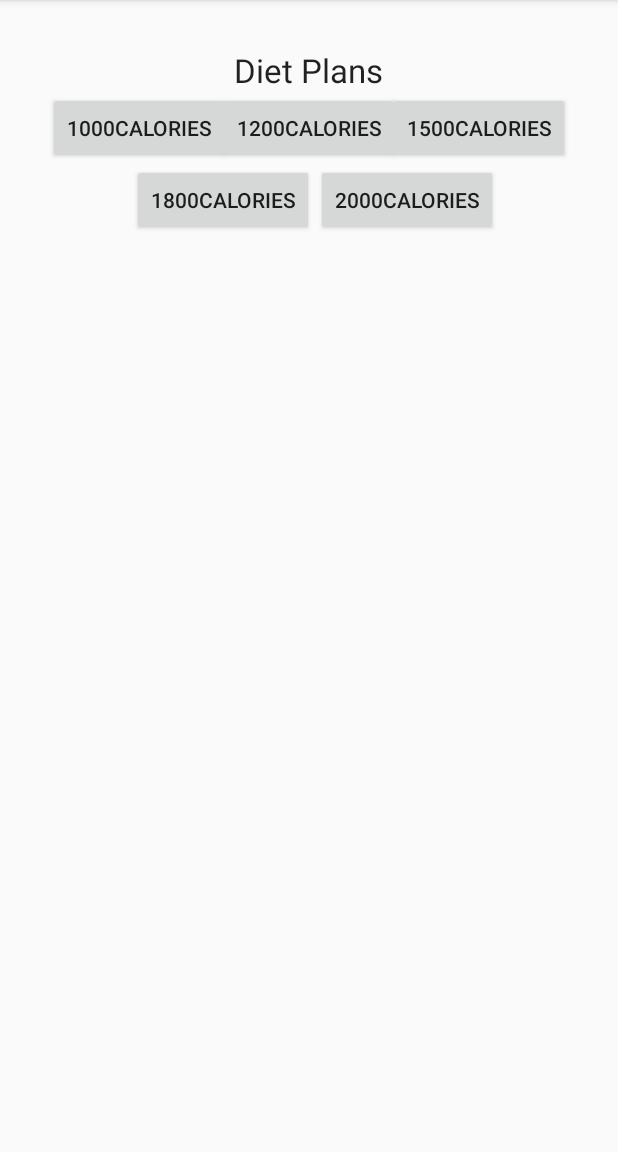
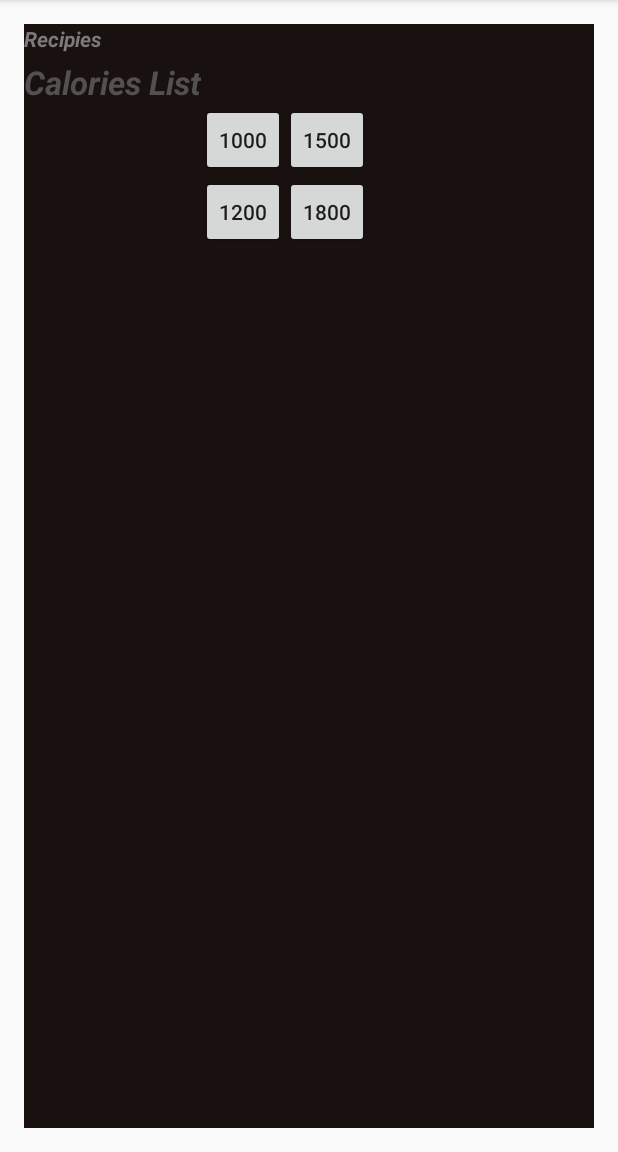
Before and after one commit to ChadFunckes/FitnessApplication, an Android app: the screen it shows after launch (MainActivity), in the side drawer, after a tap on "Recipies", on a phone screen of 412 x 824 dp, the part 84-1236 px from its top. Run offline under Robolectric (Android 15) with nearby library versions, the phone set to English and light mode, and no system bars.

Commit message:
Recipies and BMI almost done :)

```diff
--- a/app/src/main/java/ismgapps/fitnessapplication/MainActivity.java
+++ b/app/src/main/java/ismgapps/fitnessapplication/MainActivity.java
@@ -167,4 +167,5 @@ public class MainActivity extends AppCompatActivity
     public void onFragmentInteraction(Uri uri) {
 
     }
+
 }
--- a/app/src/main/java/ismgapps/fitnessapplication/Recipies.java
+++ b/app/src/main/java/ismgapps/fitnessapplication/Recipies.java
@@ -11,8 +11,8 @@ import android.widget.Button;
 import android.widget.ImageView;
 
 public class Recipies extends Fragment {
-    Button b1000,b1200,b1500;
-    ImageView jpg1000,jpg1200,jpg1500;
+    Button b1000,b1200,b1500,b1800;
+    ImageView jpg1000,jpg1200,jpg1500,jpg1800;
 
     private OnFragmentInteractionListener mListener;
 
@@ -29,44 +29,56 @@ public class Recipies extends Fragment {
         cal1000();
         cal1200();
         cal1500();
+        cal1800();
     }
 
     public void cal1000(){
         jpg1000 = (ImageView) getView().findViewById(R.id.imageView3);
-        b1000 = (Button) getView().findViewById(R.id.button2);
+        b1000 = (Button) getView().findViewById(R.id.button1000);
         b1000.setOnClickListener(new View.OnClickListener() {
             @Override
             public void onClick(View v) {
                 jpg1000.setImageResource(R.drawable.p1000);
-                jpg1000.setScaleType(ImageView.ScaleType.CENTER);
+                jpg1000.setScaleType(ImageView.ScaleType.FIT_END);
             }
         });
     }
 
     public void cal1200(){
         jpg1200 = (ImageView) getView().findViewById(R.id.imageView3);
-        b1200 = (Button) getView().findViewById(R.id.button3);
+        b1200 = (Button) getView().findViewById(R.id.button1200);
         b1200.setOnClickListener(new View.OnClickListener() {
             @Override
             public void onClick(View v) {
                 jpg1200.setImageResource(R.drawable.p1200);
-                jpg1200.setScaleType(ImageView.ScaleType.CENTER);
+                jpg1200.setScaleType(ImageView.ScaleType.FIT_END);
             }
         });
     }
 
     public void cal1500(){
         jpg1500 = (ImageView) getView().findViewById(R.id.imageView3);
-        b1500 = (Button) getView().findViewById(R.id.button4);
+        b1500 = (Button) getView().findViewById(R.id.button1500);
         b1500.setOnClickListener(new View.OnClickListener() {
             @Override
             public void onClick(View v) {
                 jpg1500.setImageResource(R.drawable.p1500);
-                jpg1500.setScaleType(ImageView.ScaleType.CENTER);
+                jpg1500.setScaleType(ImageView.ScaleType.FIT_END);
             }
         });
     }
 
+    public void cal1800(){
+        jpg1800 = (ImageView) getView().findViewById(R.id.imageView3);
+        b1800 = (Button) getView().findViewById(R.id.button1800);
+        b1800.setOnClickListener(new View.OnClickListener() {
+            @Override
+            public void onClick(View v) {
+                jpg1800.setImageResource(R.drawable.p1800);
+                jpg1800.setScaleType(ImageView.ScaleType.FIT_END);
+            }
+        });
+    }
     @Override
     public void onAttach(Activity activity) {
         super.onAttach(activity);
@@ -77,6 +89,7 @@ public class Recipies extends Fragment {
                     + " must implement OnFragmentInteractionListener");
         }
     }
+
 
     @Override
     public void onDetach() {
--- a/app/src/main/res/layout/activity_main.xml
+++ b/app/src/main/res/layout/activity_main.xml
@@ -25,7 +25,25 @@
 
         </android.support.design.widget.AppBarLayout>
 
-        <include layout="@layout/content_main" />
+        <RelativeLayout
+            android:layout_width="match_parent"
+            android:layout_height="match_parent"
+            android:paddingLeft="@dimen/activity_horizontal_margin"
+            android:paddingRight="@dimen/activity_horizontal_margin"
+            android:paddingTop="@dimen/activity_vertical_margin"
+            android:paddingBottom="@dimen/activity_vertical_margin"
+            app:layout_behavior="@string/appbar_scrolling_view_behavior"
+            tools:showIn="@layout/app_bar_main"
+            tools:context=".MainActivity">
+
+            <!-- This is the main frame section to change all the parts in!-->
+            <FrameLayout
+                android:id="@+id/mainFrame"
+                android:layout_width="fill_parent"
+                android:layout_height="fill_parent"></FrameLayout>
+
+
+        </RelativeLayout>
 
         <!-- floating action bar commented out
     <android.support.design.widget.FloatingActionButton android:id="@+id/fab"
--- a/app/src/main/res/layout/fragment_recipies.xml
+++ b/app/src/main/res/layout/fragment_recipies.xml
@@ -1,89 +1,71 @@
-<?xml version="1.0" encoding="utf-8"?>
-<FrameLayout xmlns:android="http://schemas.android.com/apk/res/android"
+<RelativeLayout xmlns:android="http://schemas.android.com/apk/res/android"
     xmlns:tools="http://schemas.android.com/tools" android:layout_width="match_parent"
-    android:layout_height="match_parent" tools:context="ismgapps.fitnessapplication.Recipies">
+    android:layout_height="match_parent" tools:context="ismgapps.fitnessapplication.Recipies"
+    android:background="#191010">
 
-    <!-- From Chad:  I took this section out, because I don't have the resource that is being
-     referenced here, so I don't know what it supposed to be...
+    <!-- TODO: Update blank fragment layout -->
+    <TextView android:layout_width="match_parent" android:layout_height="match_parent"
+        android:text="Recipies "
+        android:editable="true"
+        android:layout_marginLeft="0dp"
+        android:layout_alignParentTop="true"
+        android:textStyle="bold|italic"
+        android:textColor="#7c7a7a" />
 
-    android:background="@drawable/diet" I don't know what this is trying to reference?
+    <Button
+        style="?android:attr/buttonStyleSmall"
+        android:layout_width="wrap_content"
+        android:layout_height="wrap_content"
+        android:text="1000"
+        android:id="@+id/button1000"
+        android:layout_below="@+id/textView5"
+        android:layout_toEndOf="@+id/textView5" />
 
-    -->
+    <Button
+        style="?android:attr/buttonStyleSmall"
+        android:layout_width="wrap_content"
+        android:layout_height="wrap_content"
+        android:text="1200"
+        android:id="@+id/button1200"
+        android:layout_below="@+id/button1000"
+        android:layout_alignStart="@+id/button1000" />
 
-    <RelativeLayout
-        android:layout_width="match_parent"
-        android:layout_height="match_parent"
-        android:paddingLeft="@dimen/activity_horizontal_margin"
-        android:paddingRight="@dimen/activity_horizontal_margin"
-        android:paddingTop="@dimen/activity_vertical_margin"
-        android:paddingBottom="@dimen/activity_vertical_margin"
+    <Button
+        style="?android:attr/buttonStyleSmall"
+        android:layout_width="wrap_content"
+        android:layout_height="wrap_content"
+        android:text="1500"
+        android:id="@+id/button1500"
+        android:layout_alignTop="@+id/button1000"
+        android:layout_toEndOf="@+id/button1000" />
 
-        tools:showIn="@layout/activity_recipies2"
-        tools:context="ismgapps.fitnessapplication.Recipies"
-        android:transitionGroup="false"
-        android:clickable="false">
+    <Button
+        style="?android:attr/buttonStyleSmall"
+        android:layout_width="wrap_content"
+        android:layout_height="wrap_content"
+        android:text="1800"
+        android:id="@+id/button1800"
+        android:layout_below="@+id/button1500"
+        android:layout_alignStart="@+id/button1500" />
 
     <TextView
         android:layout_width="wrap_content"
         android:layout_height="wrap_content"
         android:textAppearance="?android:attr/textAppearanceLarge"
-            android:text="Diet Plans"
+        android:text="Calories List"
         android:id="@+id/textView5"
         android:layout_alignParentTop="true"
-            android:layout_centerHorizontal="true" />
+        android:layout_alignParentStart="true"
+        android:layout_marginTop="24dp"
+        android:textColor="#525050"
+        android:textStyle="bold|italic" />
 
-        <Button
-            android:layout_width="wrap_content"
-            android:layout_height="wrap_content"
-            android:text="1000Calories"
-            android:id="@+id/button2"
-            android:layout_below="@+id/textView5"
-            android:layout_alignParentStart="true" />
-
-        <Button
-            android:layout_width="wrap_content"
-            android:layout_height="wrap_content"
-            android:text="1200Calories"
-            android:id="@+id/button3"
-            android:layout_alignTop="@+id/button2"
-            android:layout_centerHorizontal="true" />
-
-        <Button
-            android:layout_width="wrap_content"
-            android:layout_height="wrap_content"
-            android:text="1500Calories"
-            android:id="@+id/button4"
-            android:layout_alignTop="@+id/button3"
-            android:layout_alignParentEnd="true" />
-
-        <Button
-            android:layout_width="wrap_content"
-            android:layout_height="wrap_content"
-            android:text="1800Calories"
-            android:id="@+id/button5"
-            android:layout_below="@+id/button2"
-            android:layout_alignEnd="@+id/textView5"
-            android:layout_marginEnd="46dp" />
-
-        <Button
-            android:layout_width="wrap_content"
-            android:layout_height="wrap_content"
-            android:text="2000Calories"
-            android:id="@+id/button6"
-            android:layout_alignTop="@+id/button5"
-            android:layout_alignEnd="@+id/button4"
-            android:layout_marginEnd="48dp" />
-        <ScrollView
-            android:layout_width="wrap_content"
-            android:layout_height="wrap_content"
-            android:layout_below="@id/button6"
-            >
     <ImageView
         android:layout_width="wrap_content"
         android:layout_height="wrap_content"
         android:id="@+id/imageView3"
-            android:layout_centerVertical="true"
-            android:layout_centerHorizontal="true" />
-        </ScrollView></RelativeLayout>
+        android:layout_alignParentBottom="true"
+        android:layout_centerHorizontal="true"
+        android:layout_marginBottom="99dp" />
 
-</FrameLayout>
+</RelativeLayout>
```
Also changed, not shown: 2 other files. Lines whose indentation alone changed are shown as unchanged.
